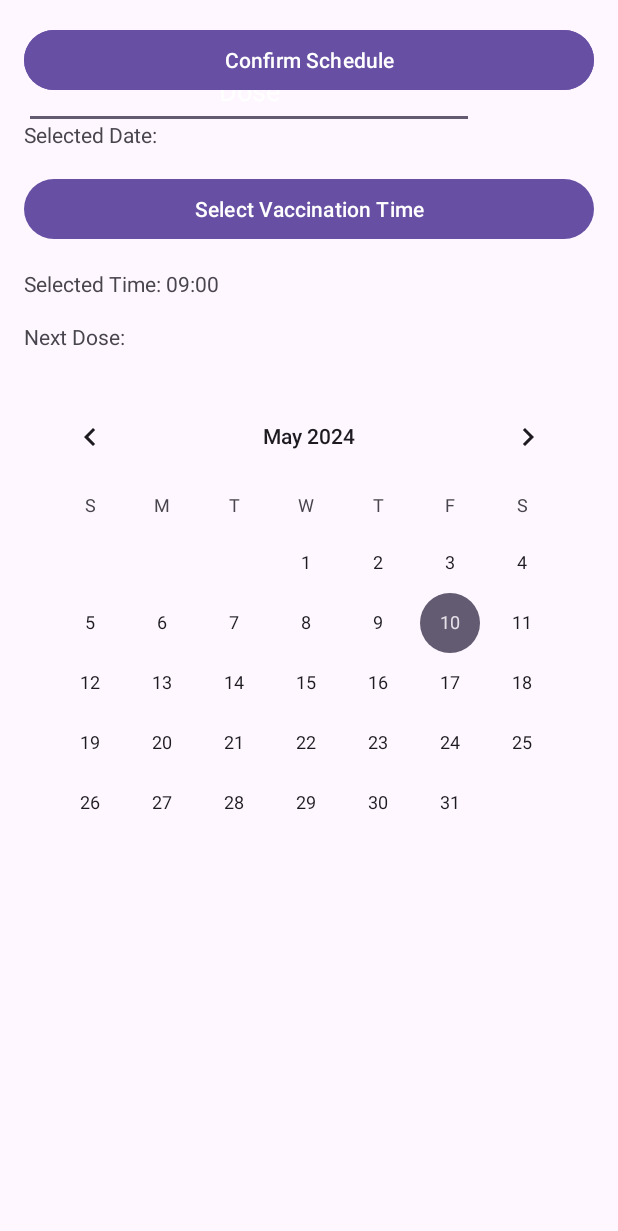
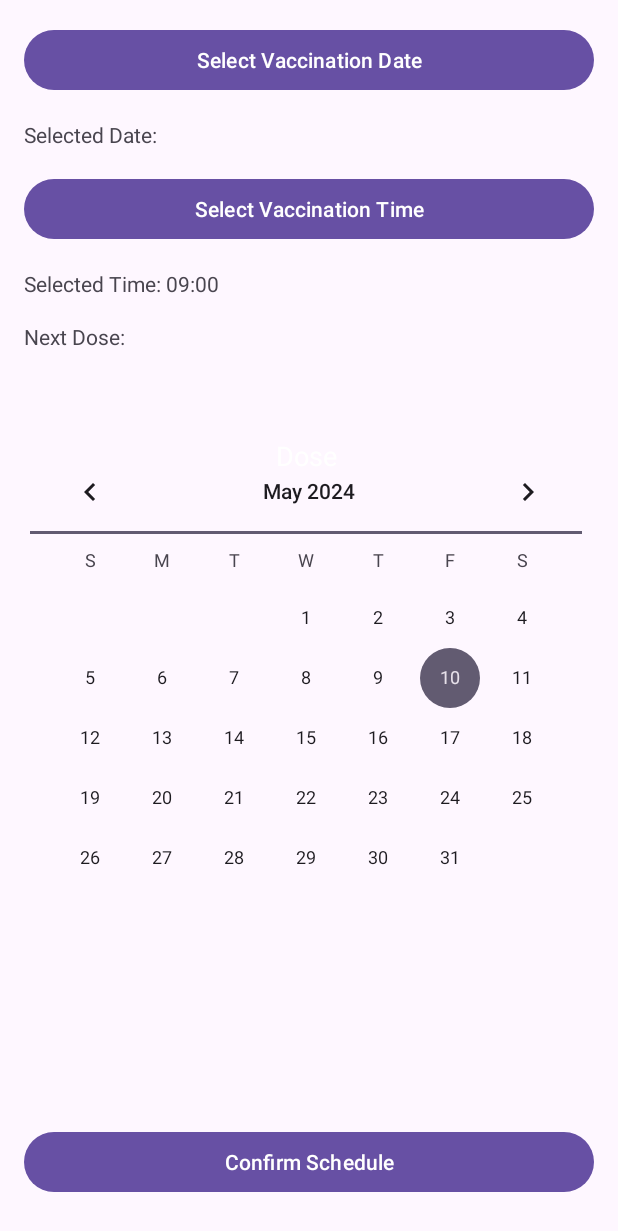
Before and after one commit to Ania4836/Vaccination-Project, an Android app: the ScheduleActivity screen opened directly, with no data from a screen before it, on a phone screen of 412 x 824 dp. Shown: the top 1231 px of the screen. Run offline under Robolectric (Android 15) with nearby library versions, the light colour scheme and no system bars; our stand-ins replace Firebase (no records; nobody signed in at launch, a user with empty details on screens opened directly).

Commit message:
jazdunia v6

```diff
--- a/app/src/main/res/layout/activity_schedule.xml
+++ b/app/src/main/res/layout/activity_schedule.xml
@@ -7,10 +7,16 @@
 
     <EditText
         android:id="@+id/etDose"
-        android:layout_width="300dp"
-        android:layout_height="50dp"
-        android:layout_constraintBottom_toBottomOf="parent"
-        android:layout_marginTop="20dp"
+        android:layout_width="391dp"
+        android:layout_height="wrap_content"
+        android:layout_alignParentStart="true"
+        android:layout_alignParentTop="true"
+        android:layout_alignParentEnd="true"
+        android:layout_alignParentBottom="true"
+        android:layout_marginStart="0dp"
+        android:layout_marginTop="230dp"
+        android:layout_marginEnd="4dp"
+        android:layout_marginBottom="445dp"
         android:gravity="center"
         android:hint="Dose"
         android:inputType="number"
@@ -62,13 +68,15 @@
         android:layout_width="match_parent"
         android:layout_height="match_parent"
         android:layout_below="@id/tvNextDoseDate"
-        android:layout_marginTop="7dp"
+        android:layout_marginTop="44dp"
         android:visibility="visible" />
 
     <Button
         android:id="@+id/btnConfirmSchedule"
         android:layout_width="match_parent"
         android:layout_height="wrap_content"
+        android:layout_alignParentBottom="true"
+        android:layout_marginBottom="9dp"
         android:text="Confirm Schedule"
         android:textColor="@android:color/white" />
 </RelativeLayout>
```
